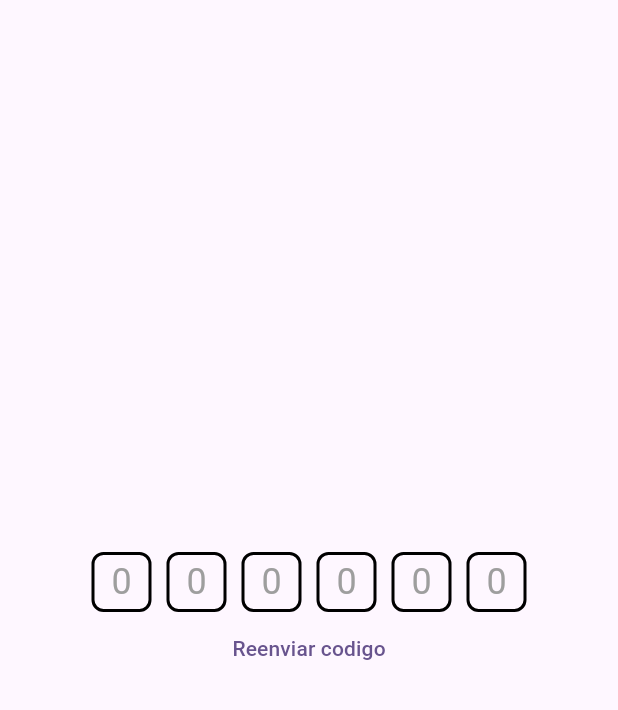
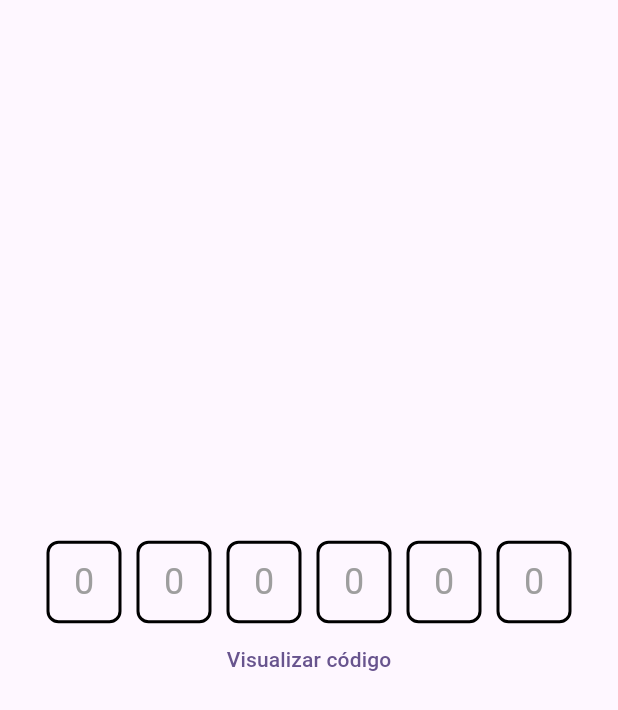
Before and after one commit to alyssontrugilio/otp_input, a Flutter app: the screen it shows after launch, on a phone screen of 412 x 824 dp. Shown: the top 710 px of the screen. Run offline on Flutter 3.47's test engine with Material 3 defaults, Android fonts, the light colour scheme and no system bars.

Commit message:
refactor: implementado tela para visualizar código

```diff
--- a/lib/pages/code_otp_widget.dart
+++ b/lib/pages/code_otp_widget.dart
@@ -1,8 +1,13 @@
+// ignore_for_file: public_member_api_docs, sort_constructors_first
 import 'package:flutter/material.dart';
 import 'package:flutter/services.dart';
 
 class CodeOtpWidget extends StatefulWidget {
-  const CodeOtpWidget({super.key});
+  final void Function(String) onChanged;
+  const CodeOtpWidget({
+    super.key,
+    required this.onChanged,
+  });
 
   @override
   CodeOtpWidgetState createState() => CodeOtpWidgetState();
@@ -37,15 +42,14 @@ class CodeOtpWidgetState extends State<CodeOtpWidget> {
       onTap: () {
         _focusNode.requestFocus();
       },
-      child: SizedBox(
-        width: _otpLength * 50.0,
       child: Stack(
         alignment: Alignment.center,
         children: [
           Positioned.fill(
             child: Opacity(
               opacity: 0,
-                child: TextField(
+              child: TextFormField(
+                onChanged: widget.onChanged,
                 controller: _controller,
                 focusNode: _focusNode,
                 keyboardType: TextInputType.number,
@@ -66,8 +70,8 @@ class CodeOtpWidgetState extends State<CodeOtpWidget> {
             mainAxisAlignment: MainAxisAlignment.center,
             children: List.generate(_otpLength, (index) {
               return Container(
-                  width: 40,
-                  height: 40,
+                width: 50,
+                height: 55,
                 alignment: Alignment.center,
                 margin: const EdgeInsets.symmetric(horizontal: 5),
                 decoration: BoxDecoration(
@@ -97,8 +101,8 @@ class CodeOtpWidgetState extends State<CodeOtpWidget> {
               mainAxisAlignment: MainAxisAlignment.center,
               children: List.generate(_otpLength, (index) {
                 return Container(
-                    width: 40,
-                    height: 40,
+                  width: 50,
+                  height: 55,
                   alignment: Alignment.center,
                   margin: const EdgeInsets.symmetric(horizontal: 5),
                   child: Text(
@@ -114,7 +118,6 @@ class CodeOtpWidgetState extends State<CodeOtpWidget> {
           ),
         ],
       ),
-      ),
     );
   }
 }
--- a/lib/pages/home_page.dart
+++ b/lib/pages/home_page.dart
@@ -1,9 +1,20 @@
+// ignore_for_file: public_member_api_docs, sort_constructors_first
 import 'package:flutter/material.dart';
+
 import 'package:otp_input/pages/pages.dart';
+import 'package:otp_input/pages/view_code_changed.dart';
 
-class HomePage extends StatelessWidget {
-  const HomePage({super.key});
+class HomePage extends StatefulWidget {
+  const HomePage({
+    super.key,
+  });
 
+  @override
+  State<HomePage> createState() => _HomePageState();
+}
+
+class _HomePageState extends State<HomePage> {
+  String codeValue = '';
   @override
   Widget build(BuildContext context) {
     return Scaffold(
@@ -11,10 +22,25 @@ class HomePage extends StatelessWidget {
         child: Column(
           mainAxisAlignment: MainAxisAlignment.center,
           children: [
-            const CodeOtpWidget(),
+            CodeOtpWidget(
+              onChanged: (value) {
+                setState(() {
+                  codeValue = value;
+                });
+              },
+            ),
             TextButton(
-              onPressed: () {},
-              child: const Text('Reenviar codigo'),
+              onPressed: () {
+                Navigator.push(
+                  context,
+                  MaterialPageRoute(
+                    builder: (context) => ViewCodeChanged(
+                      code: codeValue,
+                    ),
+                  ),
+                );
+              },
+              child: const Text('Visualizar código'),
             )
           ],
         ),
```
Also changed, not shown: lib/pages/view_code_changed.dart (added, +34 -0 lines). Lines whose indentation alone changed are shown as unchanged.
